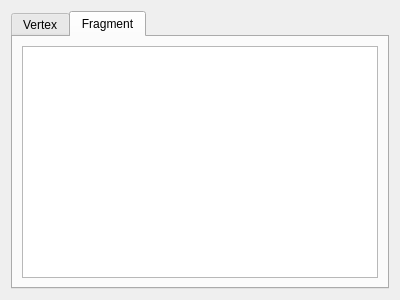
Old version of the form src/RenderPassUi.ui in the repository paulbaron/ShaderEditor.
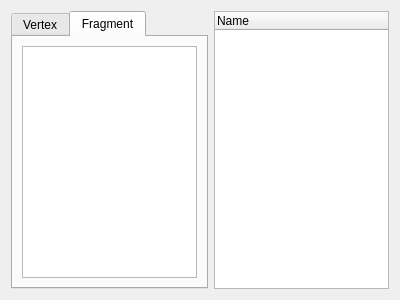
New version of the form.

```diff
--- a/src/RenderPassUi.ui
+++ b/src/RenderPassUi.ui
@@ -54,6 +54,15 @@
      </item>
     </layout>
    </item>
+   <item row="0" column="1">
+    <widget class="QTreeWidget" name="treeWidget">
+     <column>
+      <property name="text">
+       <string>Name</string>
+      </property>
+     </column>
+    </widget>
+   </item>
   </layout>
  </widget>
  <resources/>
```
